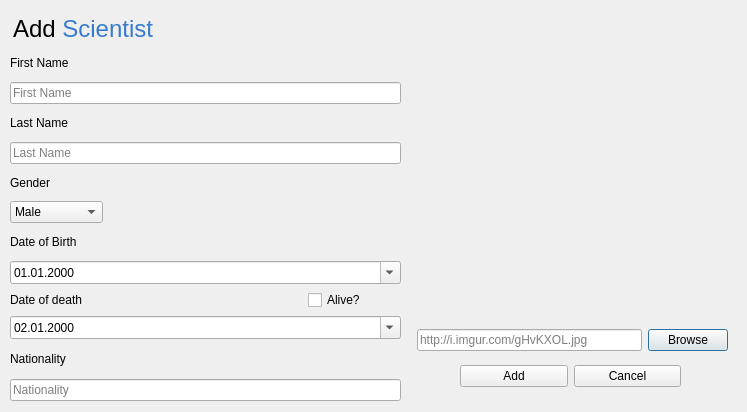
First picture: the form in ui/scientistdialog.ui, repository VLN-H7/Skil3, before the edit.
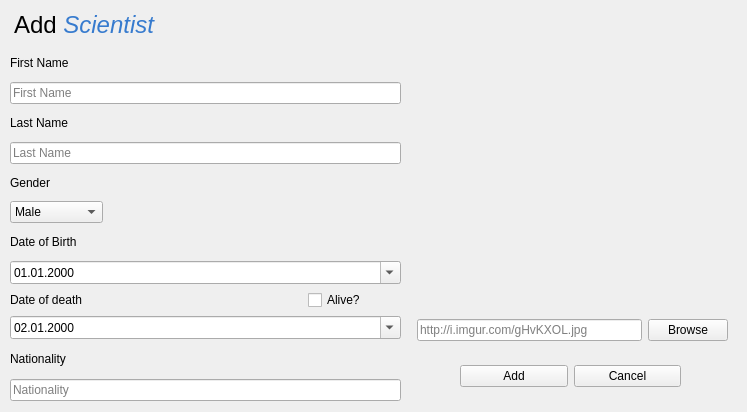
Second picture: the form after the edit.

```diff
--- a/ui/scientistdialog.ui
+++ b/ui/scientistdialog.ui
@@ -22,14 +22,14 @@
   <widget class="QLabel" name="add_scientist_title">
    <property name="geometry">
     <rect>
-     <x>13</x>
-     <y>11</y>
-     <width>355</width>
-     <height>36</height>
+     <x>14</x>
+     <y>0</y>
+     <width>361</width>
+     <height>51</height>
     </rect>
    </property>
    <property name="text">
-    <string>&lt;html&gt;&lt;head/&gt;&lt;body&gt;&lt;p&gt;&lt;span style=&quot; font-size:18pt;&quot;&gt;Add &lt;/span&gt;&lt;span style=&quot; font-size:18pt; color:#377BCE;&quot;&gt;Scientist&lt;/span&gt;&lt;/p&gt;&lt;/body&gt;&lt;/html&gt;</string>
+    <string>&lt;html&gt;&lt;head/&gt;&lt;body&gt;&lt;p&gt;&lt;span style=&quot; font-size:18pt;&quot;&gt;Add &lt;/span&gt;&lt;span style=&quot; font-size:18pt; font-style:italic; color:#377bce;&quot;&gt;Scientist&lt;/span&gt;&lt;/p&gt;&lt;/body&gt;&lt;/html&gt;</string>
    </property>
   </widget>
   <widget class="QWidget" name="layoutWidget">
@@ -243,7 +243,7 @@
      <x>417</x>
      <y>50</y>
      <width>311</width>
-     <height>301</height>
+     <height>291</height>
     </rect>
    </property>
    <layout class="QGridLayout" name="gridLayout_2">
@@ -259,6 +259,9 @@
       <property name="text">
        <string>Browse</string>
       </property>
+      <property name="autoDefault">
+       <bool>false</bool>
+      </property>
      </widget>
     </item>
     <item row="0" column="0" colspan="2">
```
Left out of the diff: 2 changed lines with no effect on the pictures.
